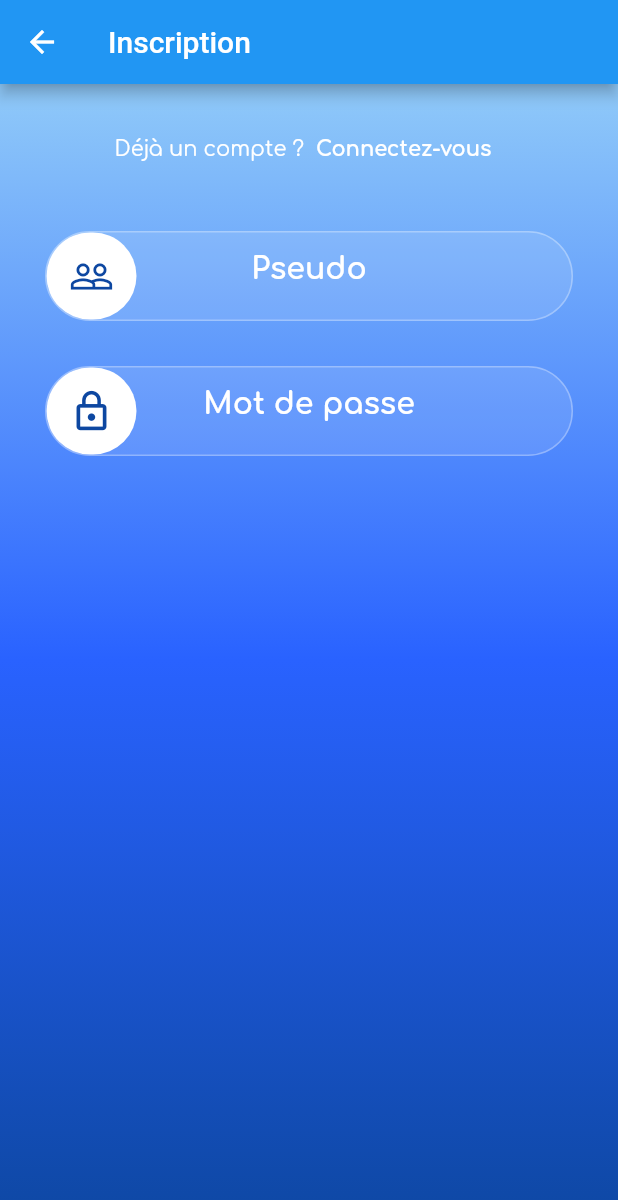
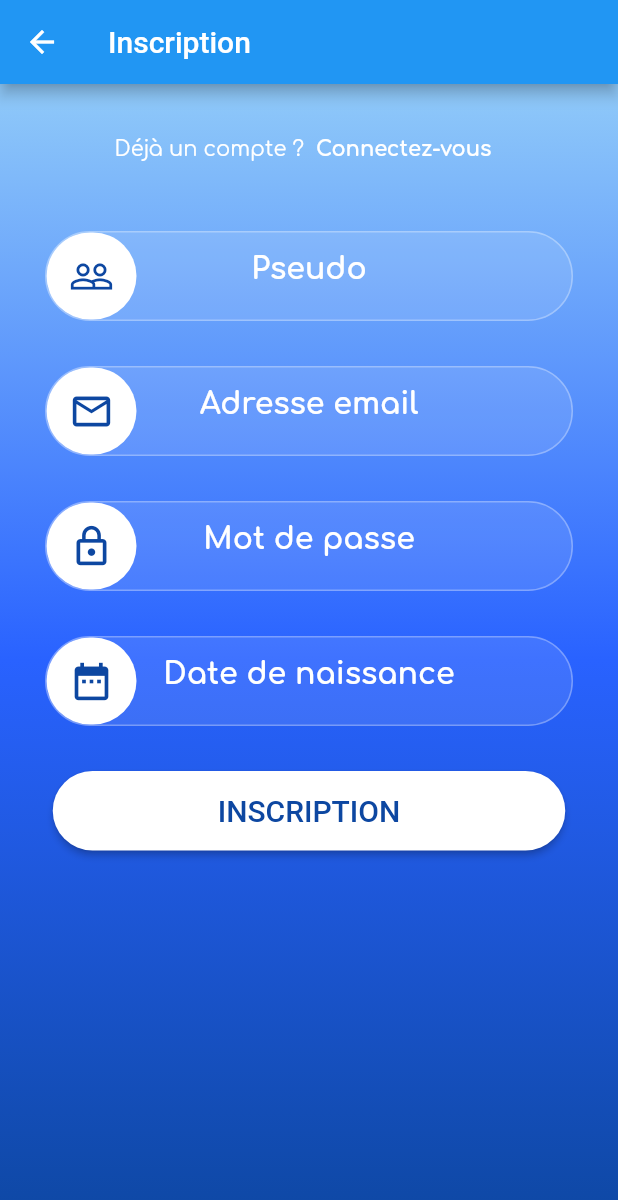
Before and after one commit to davipro34/demologin_app, a Flutter app: the SignupPage screen opened directly, on a phone screen of 412 x 824 dp. Shown: the top 1200 px of the screen. Run offline on Flutter 3.47's test engine with Material 2 defaults, Android fonts, the phone set to English and light mode, and no system bars; our stand-ins replace google_fonts.

Commit message:
inpuSection is completed and signupButton is created

```diff
--- a/lib/signup_page.dart
+++ b/lib/signup_page.dart
@@ -26,6 +26,7 @@ class SignupPage extends StatelessWidget {
             children: [
               topSection,
               inputSection,
+              signupButton,
             ],
           ),
       ),
@@ -118,6 +119,52 @@ Widget inputSection = Container(
       ),
       const SizedBox(height: 30),
       Container(
+        decoration: BoxDecoration(
+          color: Colors.white.withOpacity(0.1),
+          borderRadius: BorderRadius.circular(30),
+          border: Border.all(width: 1, color: Colors.white30),
+        ),
+        height: 60,
+        child: Row(
+          children: [
+            Container(
+              height: 60,
+              width: 60,
+              decoration: BoxDecoration(
+                color: Colors.white,
+                borderRadius: BorderRadius.circular(30),
+              ),
+              child: Icon(
+                Icons.mail_outline,
+                size: 30,
+                color: Colors.blue[900],
+              ),
+            ),
+            Container(
+                height: 60,
+                width: 230,
+                child: TextField(
+                  textAlign: TextAlign.center,
+                  obscureText: false,
+                  style: GoogleFonts.comfortaa(
+                    fontSize: 20,
+                    color: Colors.white,
+                    fontWeight: FontWeight.bold,
+                  ),
+                  decoration: InputDecoration(
+                    hintText: 'Adresse email',
+                    hintStyle: GoogleFonts.comfortaa(
+                      color: Colors.white,
+                    ),
+                    border: InputBorder.none,
+                  ),
+                ),
+              ),
+          ],
+        ),
+      ),
+      const SizedBox(height: 30),
+      Container(
         height: 60,
         decoration: BoxDecoration(
           color: Colors.white.withOpacity(0.1),
@@ -162,6 +209,70 @@ Widget inputSection = Container(
           ],
         ),
       ),
+      const SizedBox(height: 30),
+      Container(
+        height: 60,
+        decoration: BoxDecoration(
+          color: Colors.white.withOpacity(0.1),
+          borderRadius: BorderRadius.circular(30),
+          border: Border.all(width: 1, color: Colors.white30),
+        ),
+        child: Row(
+          children: [
+            Container(
+              height: 60,
+              width: 60,
+              decoration: BoxDecoration(
+                color: Colors.white,
+                borderRadius: BorderRadius.circular(30),
+              ),
+              child: Icon(
+                Icons.date_range,
+                size: 30,
+                color: Colors.blue[900],
+              ),
+            ),
+            Container(
+                height: 60,
+                width: 230,
+                child: TextField(
+                  textAlign: TextAlign.center,
+                  obscureText: true,
+                  style: GoogleFonts.comfortaa(
+                    fontSize: 20,
+                    color: Colors.white,
+                    fontWeight: FontWeight.bold,
+                  ),
+                  decoration: InputDecoration(
+                    hintText: 'Date de naissance',
+                    hintStyle: GoogleFonts.comfortaa(
+                      color: Colors.white,
+                    ),
+                    border: InputBorder.none,
+                  ),
+                ),
+              ),
+          ],
+        ),
+      ),
     ],
   ),
 );
+
+Widget signupButton = ElevatedButton(
+      onPressed: () {},
+      style: ElevatedButton.styleFrom(
+        shape: RoundedRectangleBorder(
+          borderRadius: BorderRadius.circular(30),
+        ),
+        backgroundColor: Colors.white,
+        padding: const EdgeInsets.fromLTRB(110, 15, 110, 15),
+      ),
+      child: Text(
+        'Inscription'.toUpperCase(),
+        style: TextStyle(
+          color: Colors.blue[900],
+          fontSize: 20,
+        ),
+      ),
+);
```
